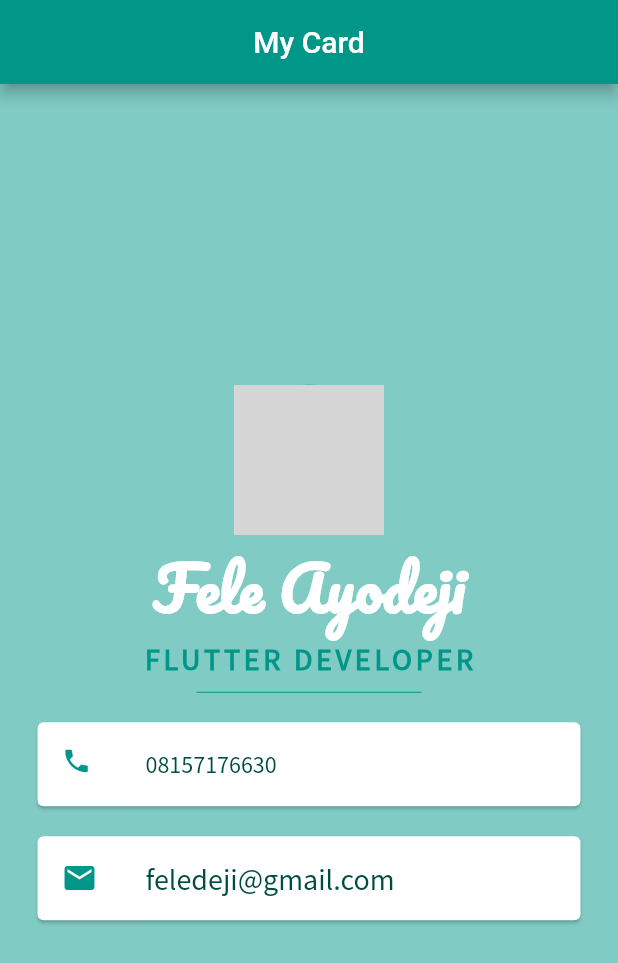
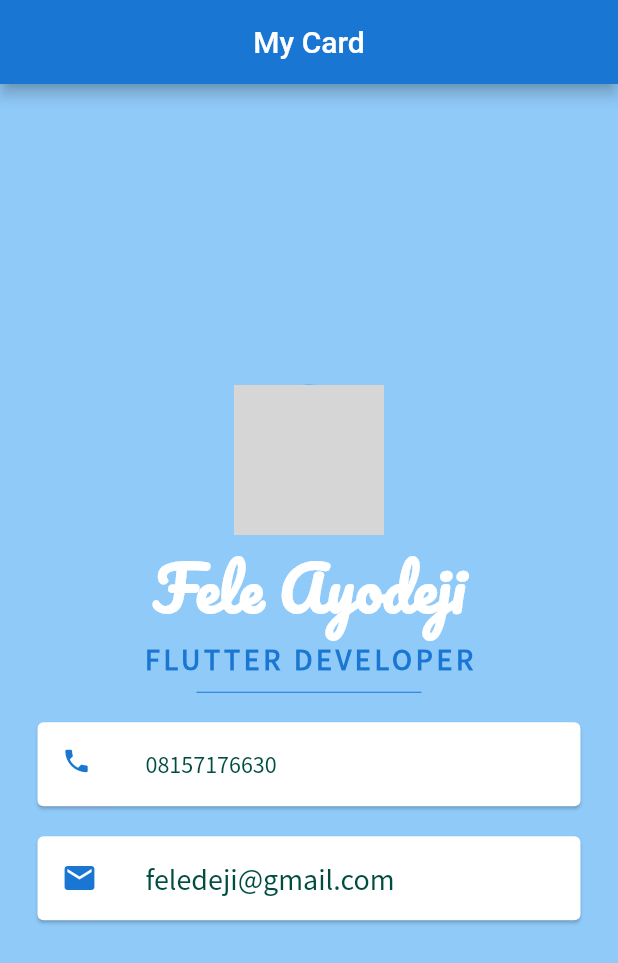
Before and after one commit to FeleAyodeji/fele_card, a Flutter app: the screen it shows after launch, on a phone screen of 412 x 824 dp. Shown: the top 963 px of the screen. Run offline on Flutter 3.47's test engine with Material 2 defaults, Android fonts, the phone set to English and light mode, and no system bars; grey boxes are pictures that could not be loaded.

Commit message:
working on the ui

```diff
--- a/lib/main.dart
+++ b/lib/main.dart
@@ -10,11 +10,11 @@ class MyApp extends StatelessWidget {
   Widget build(BuildContext context) {
     return MaterialApp(
       home: Scaffold(
-        backgroundColor: Colors.teal.shade200,
+        backgroundColor: Colors.blue.shade200,
         appBar: AppBar(
           title: Text("My Card"),
           centerTitle: true,
-          backgroundColor: Colors.teal,
+          backgroundColor: Colors.blue.shade700,
         ),
         body: SafeArea(
           child: Column(
@@ -38,7 +38,7 @@ class MyApp extends StatelessWidget {
                 style: TextStyle(
                   fontSize: 20,
                   fontFamily: "SourceSansPro",
-                  color: Colors.teal,
+                  color: Colors.blue.shade700,
                   fontWeight: FontWeight.bold,
                   letterSpacing: 2.5,
                 ),
@@ -47,7 +47,7 @@ class MyApp extends StatelessWidget {
                 height: 20,
                 width: 150,
                 child: Divider(
-                  color: Colors.teal,
+                  color: Colors.blue.shade700,
                 ),
               ),
               Card(
@@ -57,7 +57,7 @@ class MyApp extends StatelessWidget {
                   leading: Icon(
                     Icons.phone,
                     size: 20,
-                    color: Colors.teal,
+                    color: Colors.blue.shade700,
                   ),
                   title: Text(
                     "08157176630",
@@ -74,7 +74,7 @@ class MyApp extends StatelessWidget {
                 child: ListTile(
                     leading:  Icon(
                       Icons.email,
-                      color: Colors.teal,
+                      color: Colors.blue.shade700,
                     ),
                     title: Text(
                       "feledeji@gmail.com",
```
